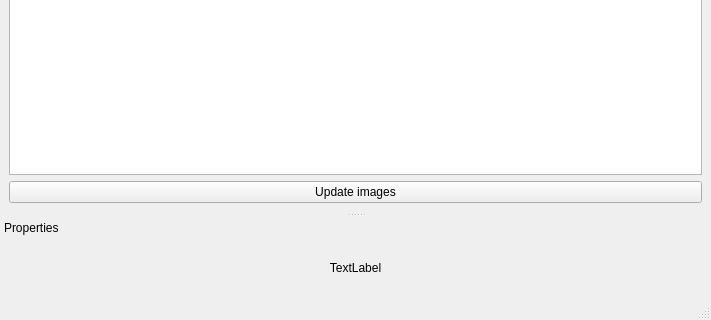
First picture: the form in ProjetNorvege/mainwindow.ui, repository Antoinephi/Project-Norway, before the edit; both pictures show x 0 to 711 and y 284 to 604 of the 711 by 604 pixel window.
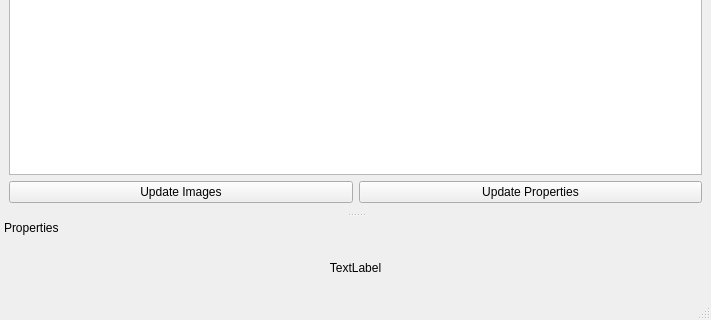
Second picture: the form after the edit.

Commit message: Camera Properties Support

Diff of the .ui file:
```diff
--- a/ProjetNorvege/mainwindow.ui
+++ b/ProjetNorvege/mainwindow.ui
@@ -115,11 +115,25 @@
       </widget>
      </item>
      <item>
-      <widget class="QPushButton" name="pushButton">
-       <property name="text">
-        <string>Update images</string>
+      <layout class="QHBoxLayout" name="horizontalLayout_2">
+       <property name="topMargin">
+        <number>0</number>
        </property>
-      </widget>
+       <item>
+        <widget class="QPushButton" name="updateImages">
+         <property name="text">
+          <string>Update Images</string>
+         </property>
+        </widget>
+       </item>
+       <item>
+        <widget class="QPushButton" name="updateProperties">
+         <property name="text">
+          <string>Update Properties</string>
+         </property>
+        </widget>
+       </item>
+      </layout>
      </item>
     </layout>
    </widget>
```
The commit also changes 7 other files.
